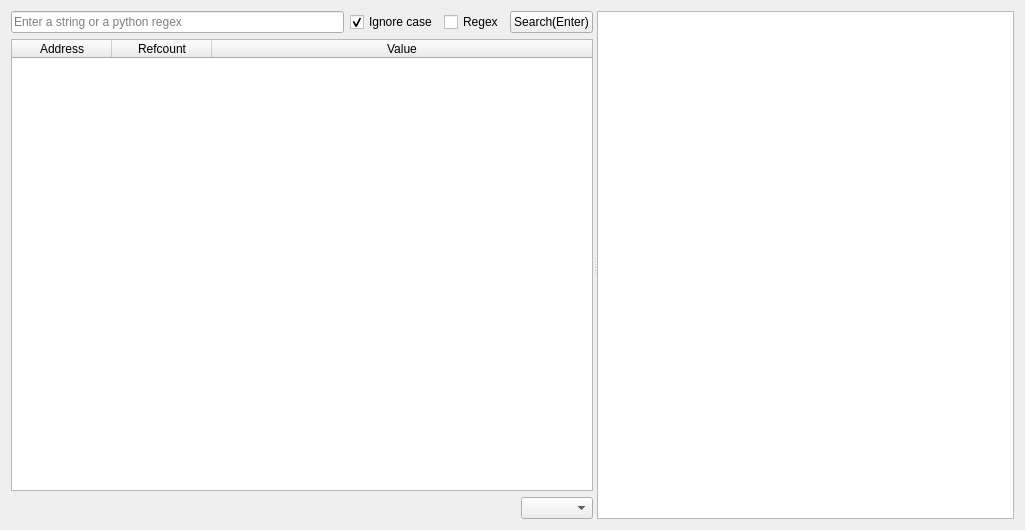
Before: the Qt Designer form GUI/ReferencedStringsWidget.ui in korcankaraokcu/PINCE, drawn with Qt 5.
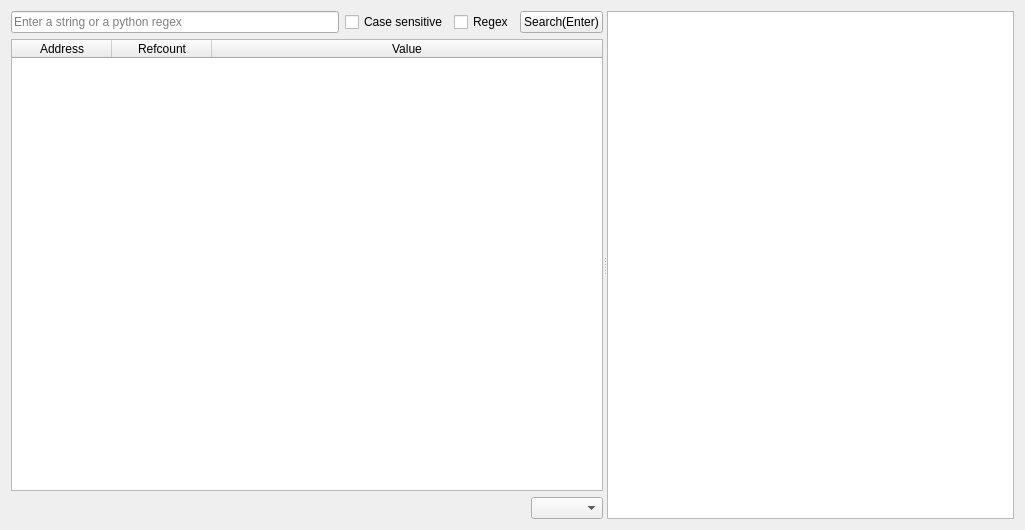
After: the same form once the commit is applied.

Commit message: Refactor ignore_case to case_sensitive for convenience

The edit to the form file:
```diff
--- a/GUI/ReferencedStringsWidget.ui
+++ b/GUI/ReferencedStringsWidget.ui
@@ -39,10 +39,7 @@
             <string>Ignore case if checked</string>
            </property>
            <property name="text">
-            <string>Ignore case</string>
-           </property>
-           <property name="checked">
-            <bool>true</bool>
+            <string>Case sensitive</string>
            </property>
           </widget>
          </item>
```
Left out of the diff: 2 changed lines with no effect on the pictures. The commit also changes 12 other files.
